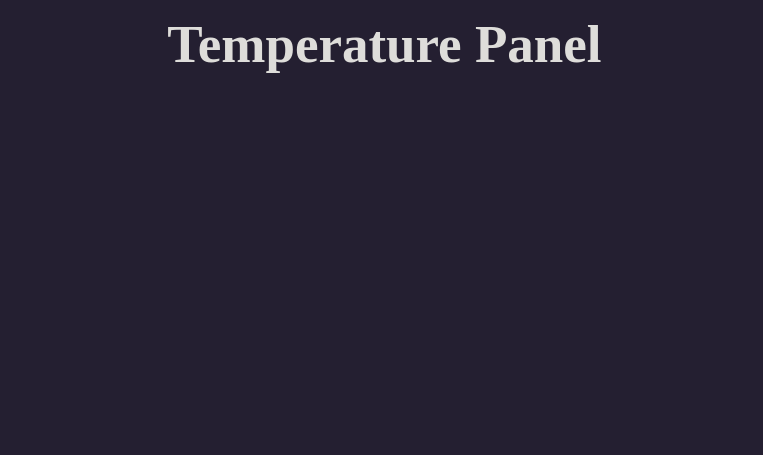
Above: carStatus_App/carstatus_app.ui from ItzEnigma/infotainment-system before the change. Below: the same form after it.
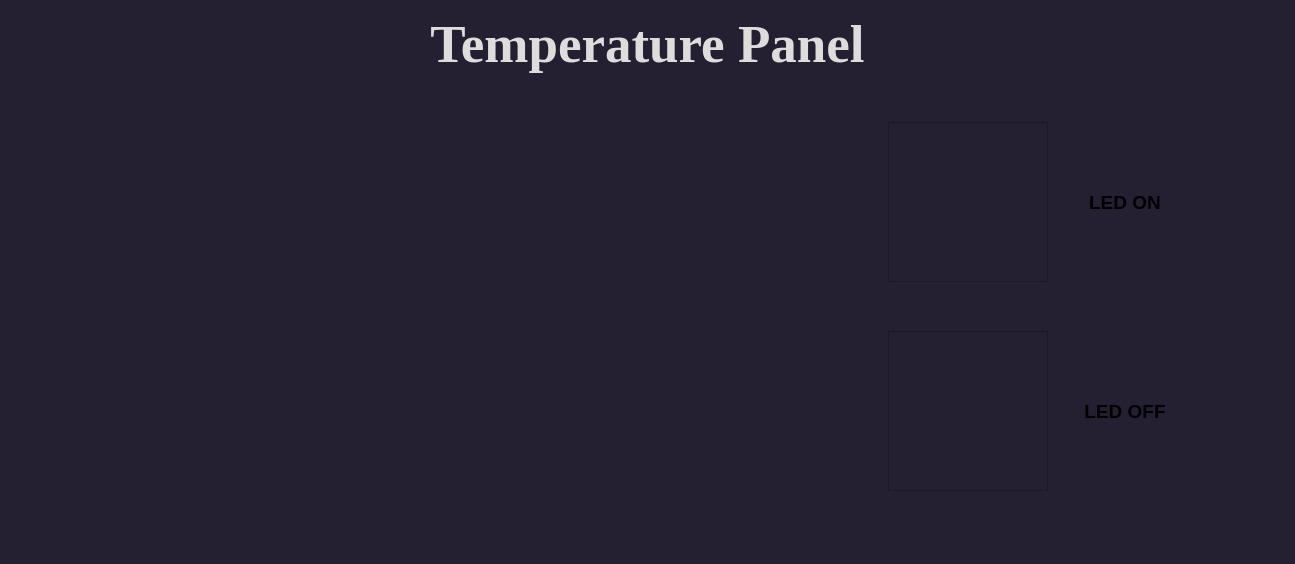
That is the form after the change.

Commit message: Added layout for the application

The edit to the form file:
```diff
--- a/carStatus_App/carstatus_app.ui
+++ b/carStatus_App/carstatus_app.ui
@@ -6,10 +6,22 @@
    <rect>
     <x>0</x>
     <y>0</y>
-    <width>763</width>
-    <height>455</height>
+    <width>1295</width>
+    <height>564</height>
    </rect>
   </property>
+  <property name="minimumSize">
+   <size>
+    <width>960</width>
+    <height>480</height>
+   </size>
+  </property>
+  <property name="maximumSize">
+   <size>
+    <width>1920</width>
+    <height>1080</height>
+   </size>
+  </property>
   <property name="windowTitle">
    <string>carStatus_App</string>
   </property>
@@ -17,87 +29,367 @@
    <string notr="true">background-color: #241F31;</string>
   </property>
   <widget class="QWidget" name="centralwidget">
-   <widget class="QFrame" name="frame">
-    <property name="geometry">
-     <rect>
-      <x>210</x>
-      <y>210</y>
-      <width>71</width>
-      <height>71</height>
-     </rect>
-    </property>
-    <property name="sizePolicy">
-     <sizepolicy hsizetype="Expanding" vsizetype="Expanding">
-      <horstretch>0</horstretch>
-      <verstretch>0</verstretch>
-     </sizepolicy>
-    </property>
-    <property name="styleSheet">
-     <string notr="true">border:transparent;</string>
-    </property>
-    <property name="frameShape">
-     <enum>QFrame::StyledPanel</enum>
-    </property>
-    <property name="frameShadow">
-     <enum>QFrame::Raised</enum>
-    </property>
-   </widget>
-   <widget class="QLabel" name="label_2">
-    <property name="geometry">
-     <rect>
-      <x>9</x>
-      <y>9</y>
-      <width>751</width>
-      <height>65</height>
-     </rect>
-    </property>
-    <property name="font">
-     <font>
-      <family>Times New Roman</family>
-      <pointsize>40</pointsize>
-      <weight>75</weight>
-      <bold>true</bold>
-     </font>
-    </property>
-    <property name="styleSheet">
-     <string notr="true">font-family: Times New Roman;
+   <layout class="QVBoxLayout" name="verticalLayout_2">
+    <item>
+     <widget class="QLabel" name="label_2">
+      <property name="font">
+       <font>
+        <family>Times New Roman</family>
+        <pointsize>40</pointsize>
+        <bold>true</bold>
+       </font>
+      </property>
+      <property name="styleSheet">
+       <string notr="true">font-family: Times New Roman;
 font-weight:bold;
 color: rgb(222, 221, 218);
 margin-top:5px;
 </string>
-    </property>
-    <property name="text">
-     <string>Temperature Panel</string>
-    </property>
-    <property name="alignment">
-     <set>Qt::AlignCenter</set>
-    </property>
-   </widget>
-   <widget class="QLabel" name="label">
-    <property name="geometry">
-     <rect>
-      <x>280</x>
-      <y>210</y>
-      <width>371</width>
-      <height>51</height>
-     </rect>
-    </property>
-    <property name="sizePolicy">
-     <sizepolicy hsizetype="Expanding" vsizetype="Expanding">
-      <horstretch>0</horstretch>
-      <verstretch>0</verstretch>
-     </sizepolicy>
-    </property>
-    <property name="styleSheet">
-     <string notr="true"/>
-    </property>
-    <property name="text">
-     <string/>
-    </property>
-    <property name="alignment">
-     <set>Qt::AlignLeading|Qt::AlignLeft|Qt::AlignVCenter</set>
-    </property>
-   </widget>
+      </property>
+      <property name="text">
+       <string>Temperature Panel</string>
+      </property>
+      <property name="alignment">
+       <set>Qt::AlignCenter</set>
+      </property>
+     </widget>
+    </item>
+    <item>
+     <layout class="QHBoxLayout" name="horizontalLayout">
+      <item>
+       <layout class="QGridLayout" name="gridLayout">
+        <item row="2" column="2">
+         <spacer name="horizontalSpacer_2">
+          <property name="orientation">
+           <enum>Qt::Horizontal</enum>
+          </property>
+          <property name="sizeType">
+           <enum>QSizePolicy::Fixed</enum>
+          </property>
+          <property name="sizeHint" stdset="0">
+           <size>
+            <width>60</width>
+            <height>20</height>
+           </size>
+          </property>
+         </spacer>
+        </item>
+        <item row="3" column="3">
+         <spacer name="verticalSpacer_2">
+          <property name="orientation">
+           <enum>Qt::Vertical</enum>
+          </property>
+          <property name="sizeType">
+           <enum>QSizePolicy::Expanding</enum>
+          </property>
+          <property name="sizeHint" stdset="0">
+           <size>
+            <width>20</width>
+            <height>80</height>
+           </size>
+          </property>
+         </spacer>
+        </item>
+        <item row="2" column="0">
+         <spacer name="horizontalSpacer">
+          <property name="orientation">
+           <enum>Qt::Horizontal</enum>
+          </property>
+          <property name="sizeType">
+           <enum>QSizePolicy::Fixed</enum>
+          </property>
+          <property name="sizeHint" stdset="0">
+           <size>
+            <width>100</width>
+            <height>20</height>
+           </size>
+          </property>
+         </spacer>
+        </item>
+        <item row="0" column="3">
+         <spacer name="verticalSpacer">
+          <property name="orientation">
+           <enum>Qt::Vertical</enum>
+          </property>
+          <property name="sizeType">
+           <enum>QSizePolicy::Preferred</enum>
+          </property>
+          <property name="sizeHint" stdset="0">
+           <size>
+            <width>40</width>
+            <height>120</height>
+           </size>
+          </property>
+         </spacer>
+        </item>
+        <item row="2" column="5">
+         <spacer name="horizontalSpacer_3">
+          <property name="orientation">
+           <enum>Qt::Horizontal</enum>
+          </property>
+          <property name="sizeType">
+           <enum>QSizePolicy::Expanding</enum>
+          </property>
+          <property name="sizeHint" stdset="0">
+           <size>
+            <width>150</width>
+            <height>20</height>
+           </size>
+          </property>
+         </spacer>
+        </item>
+        <item row="2" column="4">
+         <widget class="QLabel" name="label">
+          <property name="sizePolicy">
+           <sizepolicy hsizetype="Expanding" vsizetype="Expanding">
+            <horstretch>0</horstretch>
+            <verstretch>0</verstretch>
+           </sizepolicy>
+          </property>
+          <property name="minimumSize">
+           <size>
+            <width>120</width>
+            <height>50</height>
+           </size>
+          </property>
+          <property name="maximumSize">
+           <size>
+            <width>16777215</width>
+            <height>200</height>
+           </size>
+          </property>
+          <property name="styleSheet">
+           <string notr="true"/>
+          </property>
+          <property name="text">
+           <string/>
+          </property>
+          <property name="alignment">
+           <set>Qt::AlignLeading|Qt::AlignLeft|Qt::AlignVCenter</set>
+          </property>
+         </widget>
+        </item>
+        <item row="2" column="1">
+         <widget class="QFrame" name="frame">
+          <property name="sizePolicy">
+           <sizepolicy hsizetype="Expanding" vsizetype="Expanding">
+            <horstretch>0</horstretch>
+            <verstretch>0</verstretch>
+           </sizepolicy>
+          </property>
+          <property name="minimumSize">
+           <size>
+            <width>240</width>
+            <height>240</height>
+           </size>
+          </property>
+          <property name="styleSheet">
+           <string notr="true">border:transparent;</string>
+          </property>
+          <property name="frameShape">
+           <enum>QFrame::StyledPanel</enum>
+          </property>
+          <property name="frameShadow">
+           <enum>QFrame::Raised</enum>
+          </property>
+         </widget>
+        </item>
+       </layout>
+      </item>
+      <item>
+       <spacer name="horizontalSpacer_6">
+        <property name="orientation">
+         <enum>Qt::Horizontal</enum>
+        </property>
+        <property name="sizeType">
+         <enum>QSizePolicy::Fixed</enum>
+        </property>
+        <property name="sizeHint" stdset="0">
+         <size>
+          <width>80</width>
+          <height>20</height>
+         </size>
+        </property>
+       </spacer>
+      </item>
+      <item>
+       <layout class="QVBoxLayout" name="verticalLayout">
+        <item>
+         <spacer name="verticalSpacer_4">
+          <property name="orientation">
+           <enum>Qt::Vertical</enum>
+          </property>
+          <property name="sizeHint" stdset="0">
+           <size>
+            <width>20</width>
+            <height>40</height>
+           </size>
+          </property>
+         </spacer>
+        </item>
+        <item>
+         <layout class="QHBoxLayout" name="LED1_HorzLayout">
+          <item>
+           <widget class="QFrame" name="LED1_Icon">
+            <property name="minimumSize">
+             <size>
+              <width>160</width>
+              <height>160</height>
+             </size>
+            </property>
+            <property name="frameShape">
+             <enum>QFrame::StyledPanel</enum>
+            </property>
+            <property name="frameShadow">
+             <enum>QFrame::Raised</enum>
+            </property>
+           </widget>
+          </item>
+          <item>
+           <spacer name="horizontalSpacer_4">
+            <property name="orientation">
+             <enum>Qt::Horizontal</enum>
+            </property>
+            <property name="sizeType">
+             <enum>QSizePolicy::Fixed</enum>
+            </property>
+            <property name="sizeHint" stdset="0">
+             <size>
+              <width>30</width>
+              <height>20</height>
+             </size>
+            </property>
+           </spacer>
+          </item>
+          <item>
+           <widget class="QLabel" name="LED1_Status">
+            <property name="minimumSize">
+             <size>
+              <width>80</width>
+              <height>50</height>
+             </size>
+            </property>
+            <property name="font">
+             <font>
+              <pointsize>14</pointsize>
+              <bold>true</bold>
+             </font>
+            </property>
+            <property name="text">
+             <string>LED ON</string>
+            </property>
+            <property name="alignment">
+             <set>Qt::AlignCenter</set>
+            </property>
+           </widget>
+          </item>
+         </layout>
+        </item>
+        <item>
+         <spacer name="verticalSpacer_3">
+          <property name="orientation">
+           <enum>Qt::Vertical</enum>
+          </property>
+          <property name="sizeHint" stdset="0">
+           <size>
+            <width>20</width>
+            <height>40</height>
+           </size>
+          </property>
+         </spacer>
+        </item>
+        <item>
+         <layout class="QHBoxLayout" name="LED2_HorzLayout">
+          <item>
+           <widget class="QFrame" name="LED2_Icon">
+            <property name="minimumSize">
+             <size>
+              <width>160</width>
+              <height>160</height>
+             </size>
+            </property>
+            <property name="frameShape">
+             <enum>QFrame::StyledPanel</enum>
+            </property>
+            <property name="frameShadow">
+             <enum>QFrame::Raised</enum>
+            </property>
+           </widget>
+          </item>
+          <item>
+           <spacer name="horizontalSpacer_5">
+            <property name="orientation">
+             <enum>Qt::Horizontal</enum>
+            </property>
+            <property name="sizeType">
+             <enum>QSizePolicy::Fixed</enum>
+            </property>
+            <property name="sizeHint" stdset="0">
+             <size>
+              <width>30</width>
+              <height>20</height>
+             </size>
+            </property>
+           </spacer>
+          </item>
+          <item>
+           <widget class="QLabel" name="LED2_Status">
+            <property name="minimumSize">
+             <size>
+              <width>80</width>
+              <height>50</height>
+             </size>
+            </property>
+            <property name="font">
+             <font>
+              <pointsize>14</pointsize>
+              <bold>true</bold>
+             </font>
+            </property>
+            <property name="text">
+             <string>LED OFF</string>
+            </property>
+            <property name="alignment">
+             <set>Qt::AlignCenter</set>
+            </property>
+           </widget>
+          </item>
+         </layout>
+        </item>
+        <item>
+         <spacer name="verticalSpacer_5">
+          <property name="orientation">
+           <enum>Qt::Vertical</enum>
+          </property>
+          <property name="sizeHint" stdset="0">
+           <size>
+            <width>20</width>
+            <height>40</height>
+           </size>
+          </property>
+         </spacer>
+        </item>
+       </layout>
+      </item>
+      <item>
+       <spacer name="horizontalSpacer_7">
+        <property name="orientation">
+         <enum>Qt::Horizontal</enum>
+        </property>
+        <property name="sizeType">
+         <enum>QSizePolicy::Fixed</enum>
+        </property>
+        <property name="sizeHint" stdset="0">
+         <size>
+          <width>120</width>
+          <height>20</height>
+         </size>
+        </property>
+       </spacer>
+      </item>
+     </layout>
+    </item>
+   </layout>
   </widget>
   <widget class="QMenuBar" name="menubar">
    <property name="geometry">
```
Left out of the diff: 2 changed lines with no effect on the pictures. The commit also changes 16 other files.
